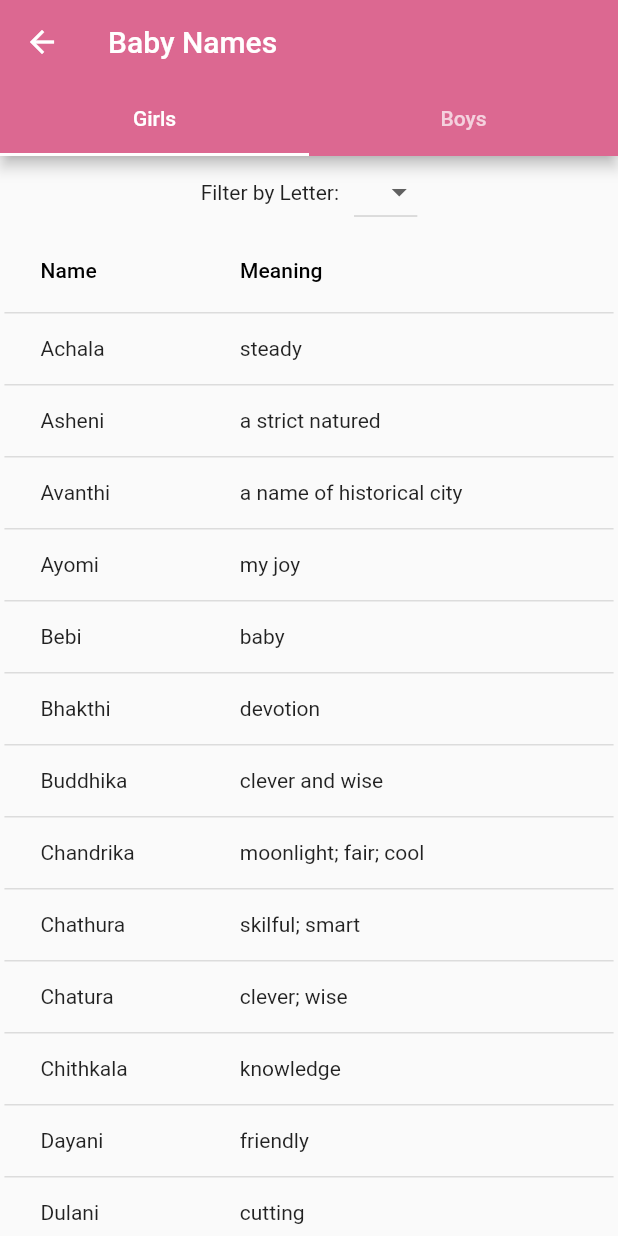
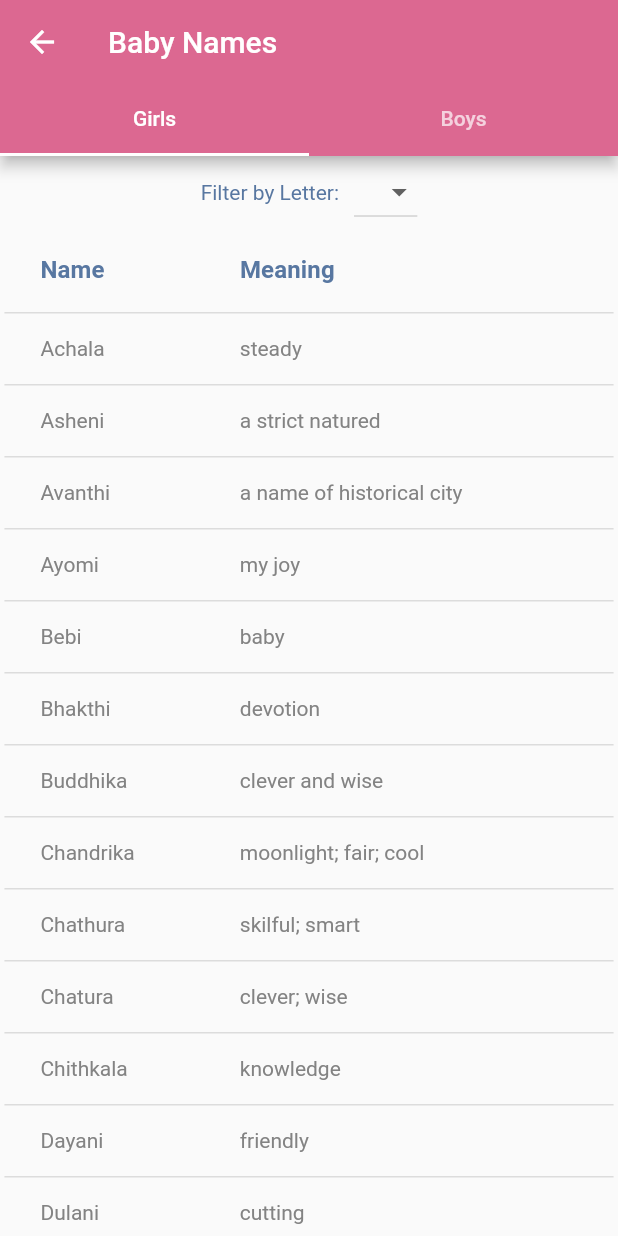
Before and after one commit to Health-Project-Y3/frontend, a Flutter app: the BabyNamePage screen opened directly, on a phone screen of 412 x 824 dp. Run offline on Flutter 3.47's test engine with Material 2 defaults, Android fonts, the phone set to English and light mode, and no system bars; our stand-ins replace fl_chart, flutter_custom_clippers, shared_preferences, sqflite; accounts and stored records are empty.

Commit message:
pregnancy baby names UI updates

```diff
--- a/thurula/lib/views/mother_health_tracker.dart
+++ b/thurula/lib/views/mother_health_tracker.dart
@@ -1,8 +1,4 @@
 import 'package:flutter/material.dart';
-
-
-
-
 
 class MotherHealthTracker extends StatelessWidget {
   @override
--- a/thurula/lib/views/pregnancy_baby_names_view.dart
+++ b/thurula/lib/views/pregnancy_baby_names_view.dart
@@ -160,7 +160,12 @@ class _BabyNamePageState extends State<BabyNamePage> {
           Row(
             mainAxisAlignment: MainAxisAlignment.center,
             children: [
-              const Text('Filter by Letter:'),
+              const Text(
+                  'Filter by Letter:',
+                  style: TextStyle(
+                      color: Color.fromARGB(255, 88, 119, 161),
+                  ),
+              ),
               const SizedBox(width: 10),
               DropdownButton<String>(
                 value: filterLetter,
@@ -187,15 +192,39 @@ class _BabyNamePageState extends State<BabyNamePage> {
             scrollDirection: Axis.horizontal,
             child: DataTable(
               columns: const [
-                DataColumn(label: Text('Name')),
-                DataColumn(label: Text('Meaning')),
+                DataColumn(label: Text('Name',
+                  style: TextStyle(
+                    color: Color.fromARGB(255, 88, 119, 161),
+                    fontSize: 16,
+                    fontWeight: FontWeight.bold,
+                  ),
+                )
+                ),
+                DataColumn(label: Text('Meaning',
+                  style: TextStyle(
+                    color: Color.fromARGB(255, 88, 119, 161),
+                    fontSize: 16,
+                    fontWeight: FontWeight.bold,
+                  ),
+                )
+                ),
               ],
               rows: names
                   .map<DataRow>(
                     (name) => DataRow(
                   cells: [
-                    DataCell(Text(name.name)),
-                    DataCell(Text(name.meaning)),
+                    DataCell(Text(
+                        name.name,
+                        style: const TextStyle(
+                          color: Color.fromARGB(255, 131, 131, 131)
+                        ),)
+                    ),
+                    DataCell(Text(
+                        name.meaning,
+                        style: const TextStyle(
+                            color: Color.fromARGB(255, 131, 131, 131)
+                        ),
+                    )),
                   ],
                 ),
               )
--- a/thurula/lib/views/pregnancy_timeline_view.dart
+++ b/thurula/lib/views/pregnancy_timeline_view.dart
@@ -13,7 +13,7 @@ class PregnancyTimelineView extends StatelessWidget {
       home: DefaultTabController(
         length: 4,
         child: Scaffold(
-          // backgroundColor: const Color.fromARGB(255, 227, 227, 227),
+          backgroundColor: const Color.fromARGB(255, 247, 247, 247),
 
           appBar: AppBar(
             backgroundColor: const Color.fromARGB(255, 220, 104, 145),
@@ -48,6 +48,7 @@ class PregnancyTimelineView extends StatelessWidget {
                     )
                   ],
                   indicatorColor: Colors.white,
+
                 ),
               ),
             ),
```
